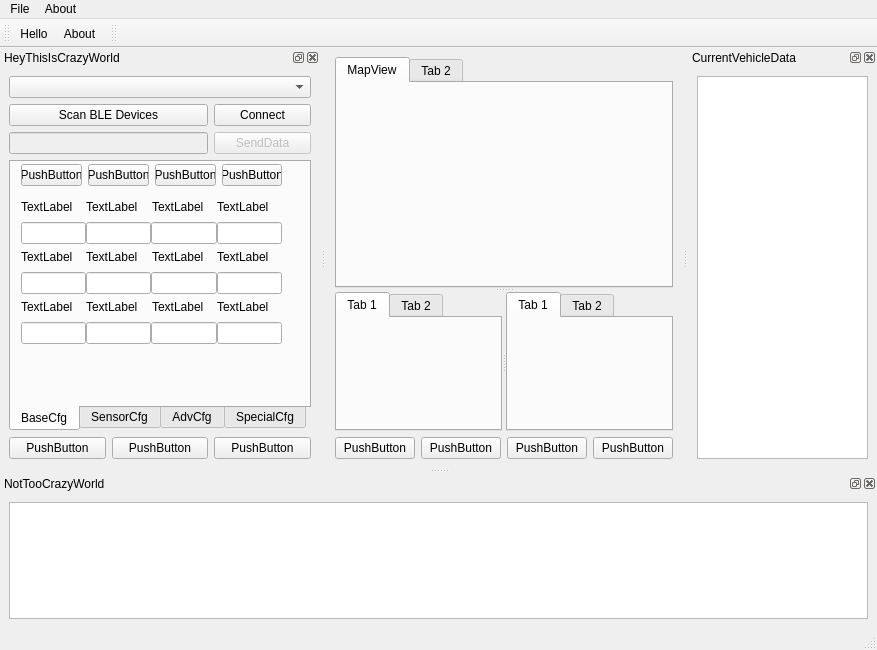
trteodor/LineFollower_Light, file 40_ServiceApplication_QT/LF_ServiceApplication/mainwindow.ui: the form before one commit.
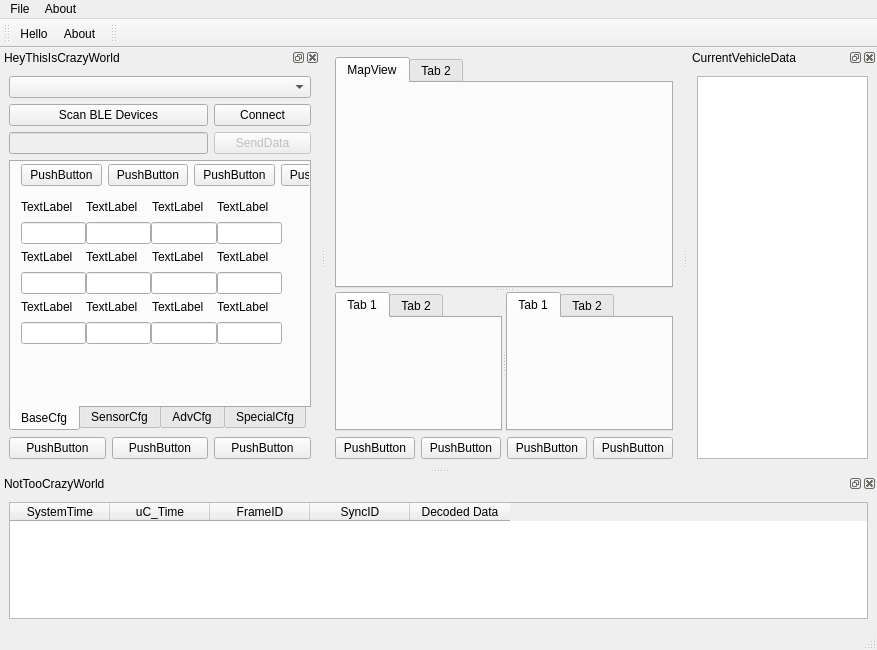
The form after the commit. Custom widgets are drawn as their Qt base class.

Commit message: QT:MCU: Frist Data Exhange draft

```diff
--- a/40_ServiceApplication_QT/LF_ServiceApplication/mainwindow.ui
+++ b/40_ServiceApplication_QT/LF_ServiceApplication/mainwindow.ui
@@ -222,7 +222,7 @@
    <property name="minimumSize">
     <size>
      <width>137</width>
-     <height>77</height>
+     <height>107</height>
     </size>
    </property>
    <property name="sizeIncrement">
@@ -255,25 +255,38 @@
    <widget class="QWidget" name="dockWidgetContents_10">
     <layout class="QGridLayout" name="gridLayout_3">
      <item row="0" column="0">
-      <widget class="QTableView" name="tableView_3">
-       <property name="sizePolicy">
-        <sizepolicy hsizetype="Minimum" vsizetype="Expanding">
-         <horstretch>0</horstretch>
-         <verstretch>0</verstretch>
-        </sizepolicy>
+      <widget class="QTableWidget" name="tableWidget_2">
+       <property name="autoScroll">
+        <bool>false</bool>
        </property>
-       <property name="minimumSize">
-        <size>
-         <width>100</width>
-         <height>40</height>
-        </size>
-       </property>
-       <property name="sizeIncrement">
-        <size>
-         <width>1</width>
-         <height>0</height>
-        </size>
-       </property>
+       <attribute name="horizontalHeaderDefaultSectionSize">
+        <number>100</number>
+       </attribute>
+       <column>
+        <property name="text">
+         <string>SystemTime</string>
+        </property>
+       </column>
+       <column>
+        <property name="text">
+         <string>uC_Time</string>
+        </property>
+       </column>
+       <column>
+        <property name="text">
+         <string>FrameID</string>
+        </property>
+       </column>
+       <column>
+        <property name="text">
+         <string>SyncID</string>
+        </property>
+       </column>
+       <column>
+        <property name="text">
+         <string>Decoded Data</string>
+        </property>
+       </column>
       </widget>
      </item>
     </layout>
@@ -556,7 +569,7 @@
           <rect>
            <x>10</x>
            <y>0</y>
-           <width>261</width>
+           <width>340</width>
            <height>26</height>
           </rect>
          </property>
```
The commit also changes 7 other files.
